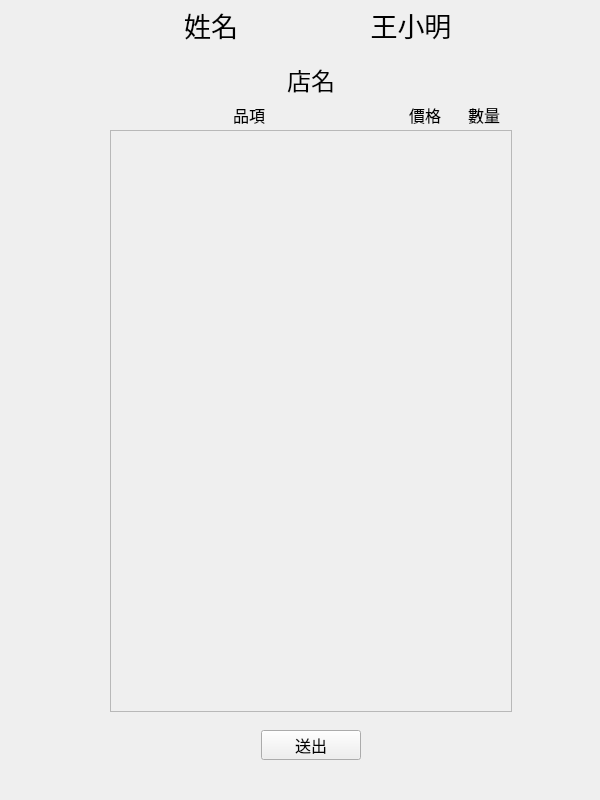
Above: OrderSystem/ui/orderSystem.ui from bryannnnn-h/account_system before the change. Below: the same form after it.
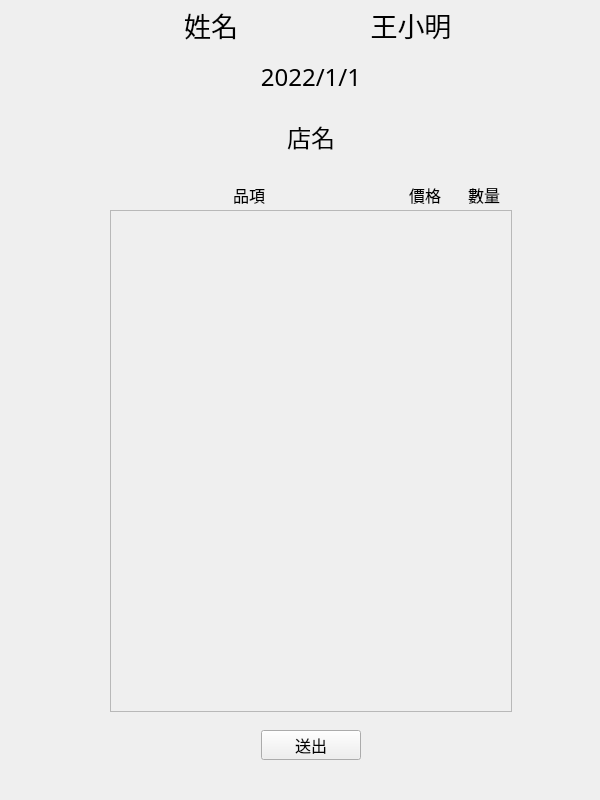
That is the form after the change. The open tabs and pages were chosen to show the change.

Diff of the .ui file:
```diff
--- a/OrderSystem/ui/orderSystem.ui
+++ b/OrderSystem/ui/orderSystem.ui
@@ -97,15 +97,15 @@
        <x>1</x>
        <y>60</y>
        <width>400</width>
-       <height>40</height>
+       <height>100</height>
       </rect>
      </property>
      <property name="styleSheet">
       <string notr="true"/>
      </property>
-     <layout class="QHBoxLayout" name="storeName_horizontalLayout" stretch="7">
+     <layout class="QVBoxLayout" name="verticalLayout" stretch="0,1">
       <property name="spacing">
-       <number>0</number>
+       <number>20</number>
       </property>
       <property name="leftMargin">
        <number>0</number>
@@ -119,6 +119,22 @@
       <property name="bottomMargin">
        <number>0</number>
       </property>
+      <item>
+       <widget class="QLabel" name="date_label">
+        <property name="font">
+         <font>
+          <family>微軟正黑體</family>
+          <pointsize>18</pointsize>
+         </font>
+        </property>
+        <property name="text">
+         <string>2022/1/1</string>
+        </property>
+        <property name="alignment">
+         <set>Qt::AlignCenter</set>
+        </property>
+       </widget>
+      </item>
       <item>
        <widget class="QLabel" name="storeName_label">
         <property name="sizePolicy">
@@ -147,7 +163,7 @@
      <property name="geometry">
       <rect>
        <x>1</x>
-       <y>100</y>
+       <y>180</y>
        <width>400</width>
        <height>30</height>
       </rect>
@@ -234,9 +250,9 @@
      <property name="geometry">
       <rect>
        <x>0</x>
-       <y>130</y>
+       <y>210</y>
        <width>402</width>
-       <height>582</height>
+       <height>502</height>
       </rect>
      </property>
      <property name="lineWidth">
@@ -251,7 +267,7 @@
         <x>0</x>
         <y>0</y>
         <width>400</width>
-        <height>580</height>
+        <height>500</height>
        </rect>
       </property>
       <property name="toolTipDuration">
```
Left out of the diff: 4 changed lines with no effect on the pictures.
